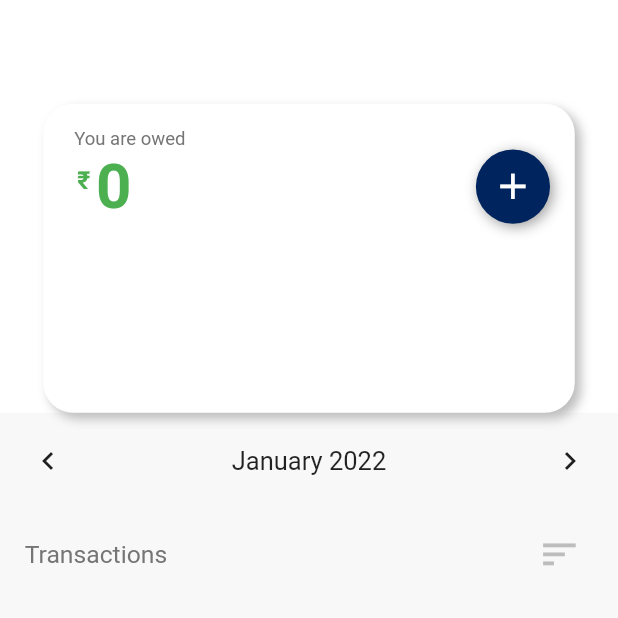
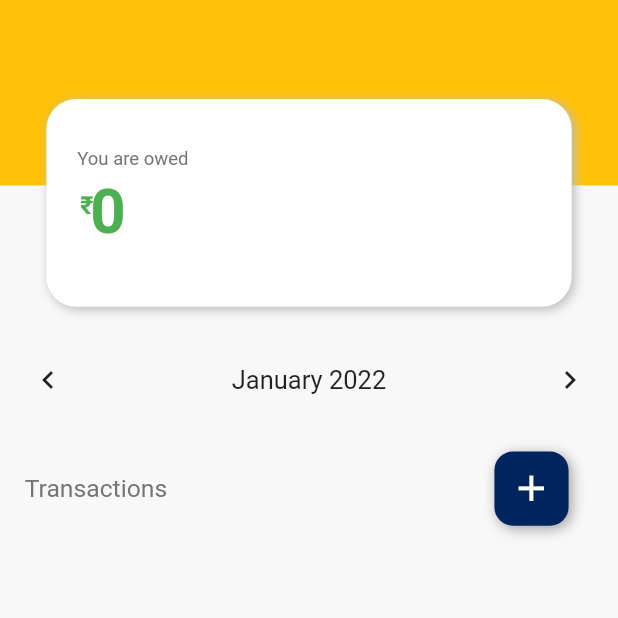
Before and after one commit to aniruddhabaidya296/money_tracker, a Flutter app: the HomePage screen opened directly, on a phone screen of 412 x 824 dp, the top half of it. Run offline on Flutter 3.47's test engine with Material 2 defaults, Android fonts, the phone set to English and light mode, and no system bars; drawn by our look-alikes of table_calendar; our stand-ins replace getwidget, sqflite; accounts and stored records are empty.

Commit message:
UI changes

```diff
--- a/lib/helper/transaction_helper.dart
+++ b/lib/helper/transaction_helper.dart
@@ -119,7 +119,7 @@ class TransactionHelper {
     return listTransaction;
   }
 
-  Future<List> getAllTransactionPortype({String type, String userId}) async {
+  Future<List> getAllTransactionBytype({String type, String userId}) async {
     Database dbTransaction = await db;
     List listMap = await dbTransaction.rawQuery(
         "SELECT * FROM ${GlobalConstants.transactionTABLE} WHERE ${GlobalConstants.userId}='$userId' AND ${GlobalConstants.typeColumn} ='$type' ");
--- a/lib/screen/home_page.dart
+++ b/lib/screen/home_page.dart
@@ -76,7 +76,7 @@ class _HomePageState extends State<HomePage> {
       setState(() {
         transactionList = list;
       });
-      print("All Mov: $transactionList");
+      print("All Transactions: $transactionList");
     });
   }
 
@@ -144,42 +144,30 @@ class _HomePageState extends State<HomePage> {
         //physics: ClampingScrollPhysics(),
         //height: height,
         //width: width,
-        child: Column(
-          children: <Widget>[
-            Stack(
+        child: Stack(
           children: <Widget>[
             Container(
+              margin: EdgeInsets.only(bottom: SizeConfig.blockHeight * 6),
               width: double.infinity,
-                  height: height * 0.334, //300,
-                  color: Colors.white,
+              height: height * 0.15, //300,
+              color: Colors.amber,
             ),
-                Positioned(
-                  top: 0,
-                  left: 0,
-                  right: 0,
+            Column(
+              children: <Widget>[
+                Container(
+                  width: SizeConfig.screenWidth * 0.85,
+                  margin: EdgeInsets.only(
+                    top: SizeConfig.blockHeight * 6,
+                  ),
                   child: Container(
-                      width: double.infinity,
-                      height: height * 0.28, //250,
-                      decoration: BoxDecoration(
-                          // color: Colors.lightBlue[700], //Colors.indigo[400],
-                          )),
+                    // height: height * 0.13, //150,
+                    padding: EdgeInsets.only(
+                      top: SizeConfig.blockHeight * 2,
+                      bottom: SizeConfig.blockHeight * 4,
                     ),
-                // Positioned(
-                //   top: width * 0.18, //70
-                //   left: width * 0.07, //30,
-                //   child: Text(
-                //     "Money Tracker",
-                //     style: TextStyle(
-                //         color: Colors.white, fontSize: width * 0.074 //30
-                //         ),
-                //   ),
-                // ),
-                Positioned(
-                  bottom: 0,
-                  left: width * 0.07, // 30,
-                  right: width * 0.07, // 30,
-                  child: Container(
-                    height: height * 0.25, //150,
+                    margin: EdgeInsets.symmetric(
+                      vertical: SizeConfig.blockHeight * 2,
+                    ),
                     width: width * 0.1, // 70,
                     decoration: BoxDecoration(
                       color: COLORS.white,
@@ -188,7 +176,7 @@ class _HomePageState extends State<HomePage> {
                         BoxShadow(
                             color: Colors.grey[400],
                             blurRadius: 5,
-                            offset: Offset(4, 4))
+                            offset: Offset(2, 2))
                       ],
                     ),
                     child: Column(
@@ -200,7 +188,7 @@ class _HomePageState extends State<HomePage> {
                           padding: EdgeInsets.only(
                             left: width * 0.05,
                             top: width * 0.04,
-                            // bottom: width * 0.02,
+                            bottom: width * 0.01,
                           ),
                           child: Text(
                             netTotal.startsWith("-")
@@ -247,10 +235,9 @@ class _HomePageState extends State<HomePage> {
                                 ],
                               ),
                             ),
-                            Container(
-                              width: width * 0.6,
+                            Expanded(
                               child: Text(
-                                netTotal,
+                                netTotal.replaceFirst('-', ''),
                                 overflow: TextOverflow.ellipsis,
                                 style: TextStyle(
                                   color: netTotal.startsWith("-")
@@ -261,6 +248,51 @@ class _HomePageState extends State<HomePage> {
                                   //width * 0.1 //_saldoTamanho(saldoAtual)
                                 ),
                               ),
+                            ),
+                          ],
+                        ),
+                        SizedBox(
+                          height: height * 0.008,
+                        )
+                      ],
+                    ),
+                  ),
+                ),
+                TableCalendar(
+                  calendarController: calendarController,
+                  locale: "en_US",
+                  headerStyle: HeaderStyle(
+                    formatButtonShowsNext: false,
+                    formatButtonVisible: false,
+                    centerHeaderTitle: true,
+                  ),
+                  calendarStyle: CalendarStyle(outsideDaysVisible: false),
+                  daysOfWeekStyle: DaysOfWeekStyle(
+                    weekdayStyle: TextStyle(color: Colors.transparent),
+                    weekendStyle: TextStyle(color: Colors.transparent),
+                  ),
+                  rowHeight: 0,
+                  initialCalendarFormat: CalendarFormat.month,
+                  onVisibleDaysChanged:
+                      (dateFirst, dateLast, CalendarFormat cf) {
+                    print(dateFirst);
+
+                    formattedDate = formatterCalendar.format(dateFirst);
+                    _allTransactionMonth(formattedDate);
+
+                    print("DATE FORMATTED CALENDAR $formattedDate");
+                  },
+                ),
+                Padding(
+                  padding:
+                      EdgeInsets.only(left: width * 0.04, right: width * 0.04),
+                  child: Row(
+                    mainAxisAlignment: MainAxisAlignment.spaceBetween,
+                    children: <Widget>[
+                      Text(
+                        "Transactions",
+                        style: TextStyle(
+                            color: Colors.grey[600], fontSize: width * 0.04),
                       ),
                       Padding(
                         padding: EdgeInsets.only(right: width * 0.04),
@@ -278,7 +310,9 @@ class _HomePageState extends State<HomePage> {
                             height: width * 0.12, //65,
                             decoration: BoxDecoration(
                                 color: COLORS.deepBlue, //Colors.indigo[400],
-                                      borderRadius: BorderRadius.circular(50),
+                                borderRadius: BorderRadius.circular(
+                                  SizeConfig.blockWidth * 3,
+                                ),
                                 boxShadow: [
                                   BoxShadow(
                                     color: Colors.grey,
@@ -292,59 +326,6 @@ class _HomePageState extends State<HomePage> {
                               color: Colors.white,
                             ),
                           ),
-                              ),
-                            )
-                          ],
-                        ),
-                        SizedBox(
-                          height: height * 0.008,
-                        )
-                      ],
-                    ),
-                  ),
-                )
-              ],
-            ),
-            TableCalendar(
-              calendarController: calendarController,
-              locale: "en_US",
-              headerStyle: HeaderStyle(
-                formatButtonShowsNext: false,
-                formatButtonVisible: false,
-                centerHeaderTitle: true,
-              ),
-              calendarStyle: CalendarStyle(outsideDaysVisible: false),
-              daysOfWeekStyle: DaysOfWeekStyle(
-                weekdayStyle: TextStyle(color: Colors.transparent),
-                weekendStyle: TextStyle(color: Colors.transparent),
-              ),
-              rowHeight: 0,
-              initialCalendarFormat: CalendarFormat.month,
-              onVisibleDaysChanged: (dateFirst, dateLast, CalendarFormat cf) {
-                print(dateFirst);
-
-                formattedDate = formatterCalendar.format(dateFirst);
-                _allTransactionMonth(formattedDate);
-
-                print("DATE FORMATTED CALENDAR $formattedDate");
-              },
-            ),
-            Padding(
-              padding: EdgeInsets.only(left: width * 0.04, right: width * 0.04),
-              child: Row(
-                mainAxisAlignment: MainAxisAlignment.spaceBetween,
-                children: <Widget>[
-                  Text(
-                    "Transactions",
-                    style: TextStyle(
-                        color: Colors.grey[600], fontSize: width * 0.04),
-                  ),
-                  Padding(
-                    padding: EdgeInsets.only(right: width * 0.02),
-                    child: Icon(
-                      Icons.sort,
-                      size: width * 0.07,
-                      color: Colors.grey[400],
                         ),
                       )
                     ],
@@ -392,12 +373,14 @@ class _HomePageState extends State<HomePage> {
                                 },
                               ),
                             );
-                        ScaffoldMessenger.of(context).showSnackBar(snackBar);
+                            ScaffoldMessenger.of(context)
+                                .showSnackBar(snackBar);
                             // _scafoldKey.currentState.showSnackBar(snackBar);
                           },
                           key: ValueKey(transaction.id),
                           background: Container(
-                        padding: EdgeInsets.only(right: 10, top: width * 0.04),
+                            padding:
+                                EdgeInsets.only(right: 10, top: width * 0.04),
                             alignment: Alignment.topRight,
                             // color: Colors.red,
                             child: Icon(
@@ -408,7 +391,8 @@ class _HomePageState extends State<HomePage> {
                           ),
                           child: TransactionCard(
                             transaction: transaction,
-                        lastItem: transactionList[index] == transactionList.last
+                            lastItem:
+                                transactionList[index] == transactionList.last
                                     ? true
                                     : false,
                           ),
@@ -423,6 +407,8 @@ class _HomePageState extends State<HomePage> {
                 // )
               ],
             ),
+          ],
+        ),
       ),
     );
   }
```
Also changed, not shown: lib/components/timeline_item.dart (+10 -22 lines), lib/screen/given.dart (+25 -11 lines), lib/screen/taken.dart (+53 -15 lines). Lines whose indentation alone changed are shown as unchanged.
